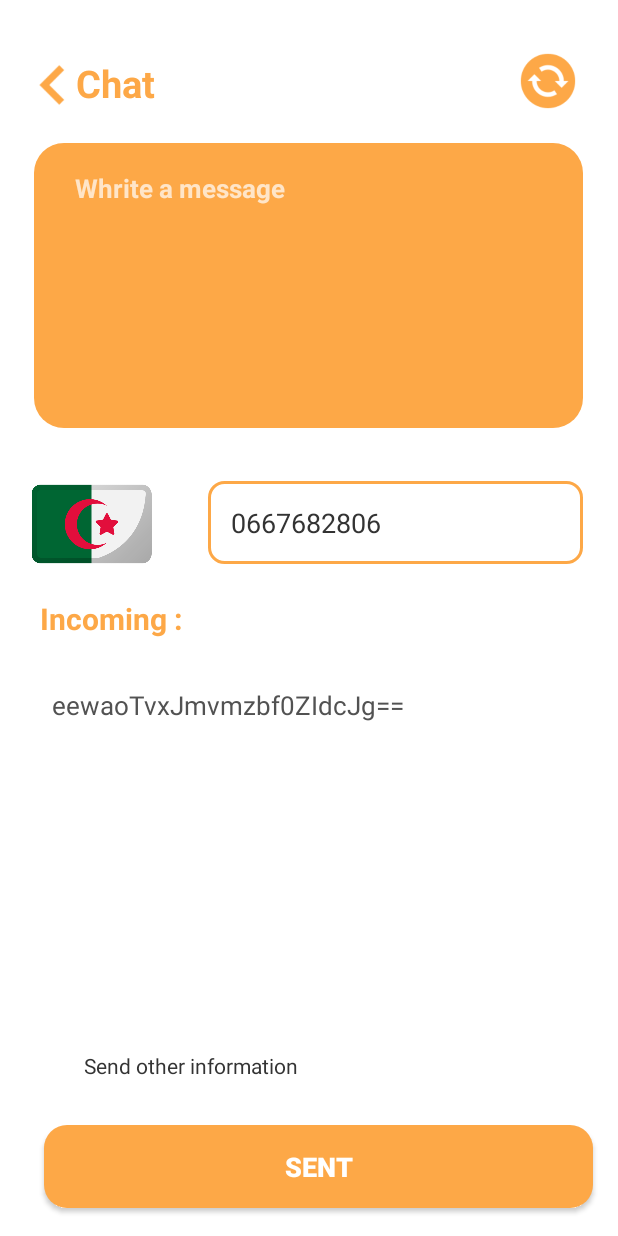
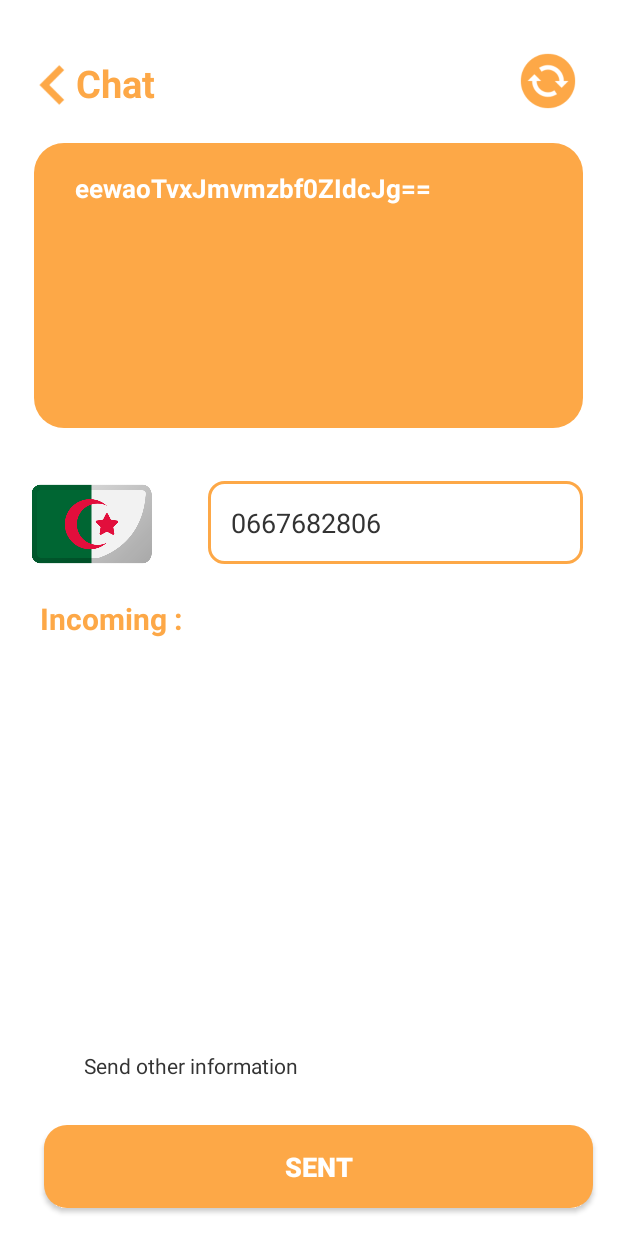
Before and after one commit to yahiabenotmanee/Sec-chat, an Android app: the screen it shows after launch (MainActivity), after a tap on "SENT", on a phone screen of 412 x 824 dp. Run offline under Robolectric (Android 15) with nearby library versions, the phone set to English and light mode, and no system bars.

Commit message:
Commit v2.1

```diff
--- a/app/src/main/java/dz/bechar/messagetestwiththrd/MainActivity.java
+++ b/app/src/main/java/dz/bechar/messagetestwiththrd/MainActivity.java
@@ -89,7 +89,8 @@ public class MainActivity extends AppCompatActivity {
                     // System.out.println("Original Text: " + originalText);
                     System.out.println("Encrypted Text: " + encryptedText);
                     System.out.println("Decrypted Text: " + decryptedText);
-                    messageTextView.setText(encryptedText);
+                    messageEditText.setText(encryptedText);
+                    messageTextView.setText("");
                     sendSMS(encryptedText);
                     //   messageTextView.setText(originalText+"  is  :"+encryptedText);
                 } catch (Exception e) {
```
